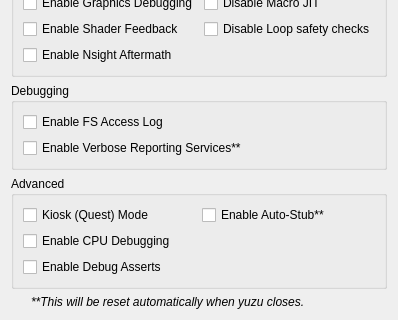
Old version of the form src/yuzu/configuration/configure_debug.ui in the repository rorrim-rorrim/eden-alt; both pictures show x 0 to 398 and y 239 to 559 of the 398 by 559 pixel window.
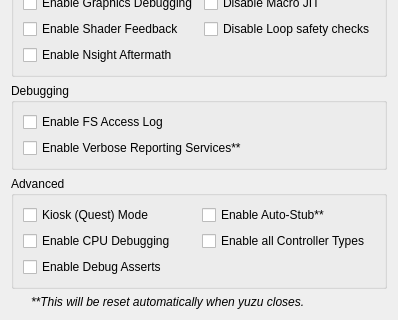
New version of the form.

Commit message: settings: Add debug setting to enable all controllers

What changed in the file:
```diff
--- a/src/yuzu/configuration/configure_debug.ui
+++ b/src/yuzu/configuration/configure_debug.ui
@@ -198,6 +198,13 @@
         </property>
        </widget>
       </item>
+      <item row="1" column="1">
+       <widget class="QCheckBox" name="enable_all_controllers">
+        <property name="text">
+         <string>Enable all Controller Types</string>
+        </property>
+       </widget>
+      </item>
      </layout>
     </widget>
    </item>
```
The commit also changes 7 other files.
